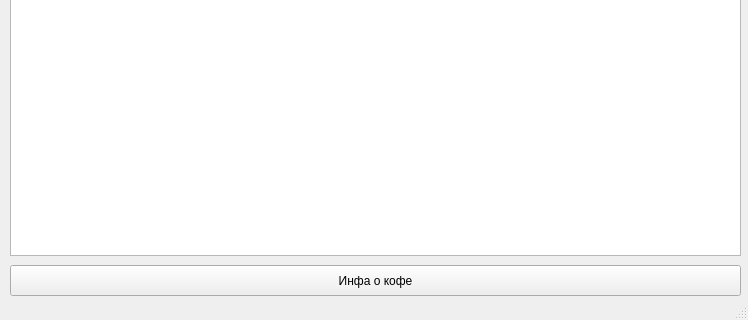
sirvonRIGOLCH4/espresso, file main.ui: the form before one commit; both pictures show x 0 to 748 and y 285 to 605 of the 748 by 605 pixel window.
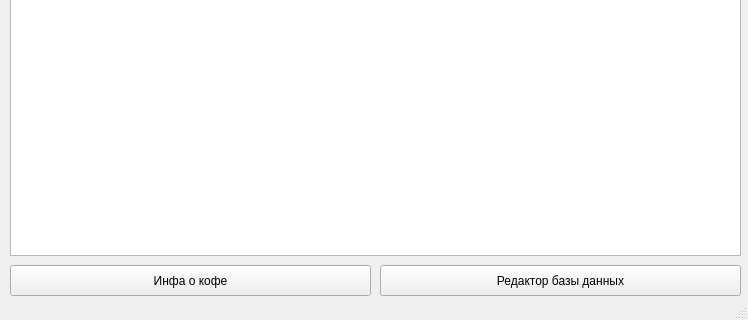
The form after the commit.

Commit message: Добавление меню редактирования базы

Patch:
```diff
--- a/main.ui
+++ b/main.ui
@@ -29,7 +29,7 @@
      <rect>
       <x>10</x>
       <y>550</y>
-      <width>731</width>
+      <width>361</width>
       <height>31</height>
      </rect>
     </property>
@@ -37,6 +37,19 @@
      <string>Инфа о кофе</string>
     </property>
    </widget>
+   <widget class="QPushButton" name="pushButton_2">
+    <property name="geometry">
+     <rect>
+      <x>380</x>
+      <y>550</y>
+      <width>361</width>
+      <height>31</height>
+     </rect>
+    </property>
+    <property name="text">
+     <string>Редактор базы данных</string>
+    </property>
+   </widget>
   </widget>
   <widget class="QStatusBar" name="statusbar"/>
  </widget>
```
The commit also changes 1 other file.
